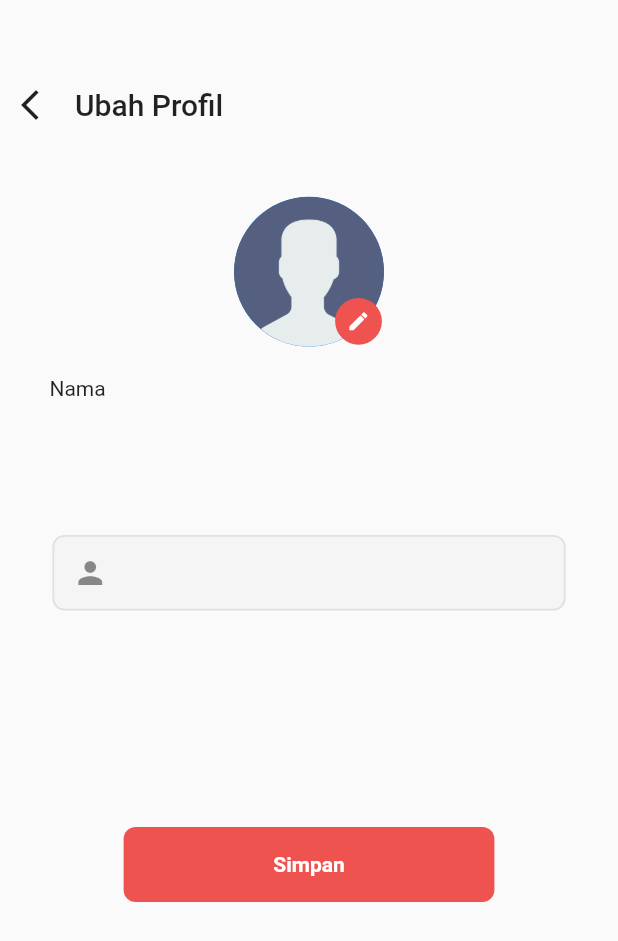
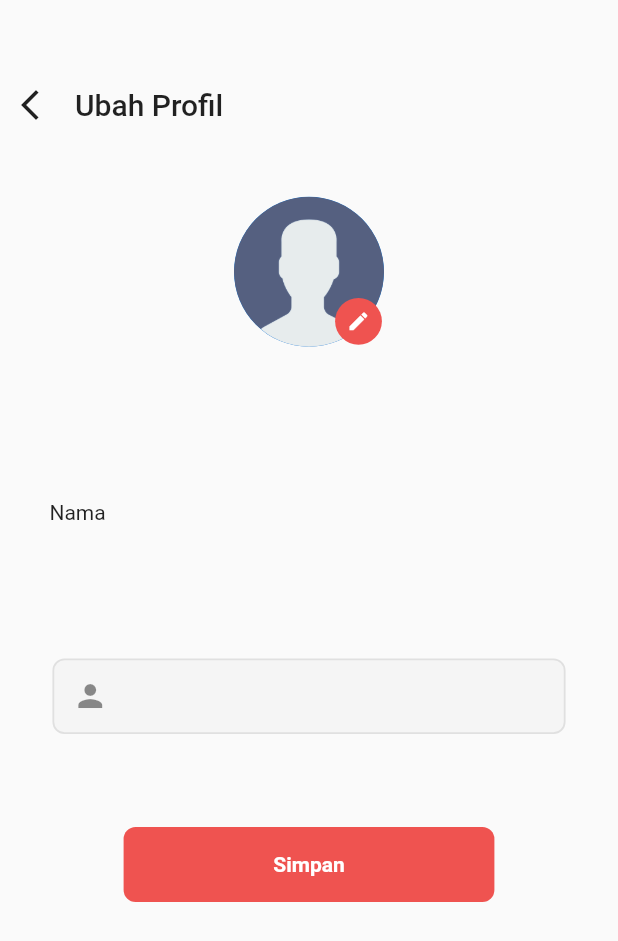
Before and after one commit to MaulanaAkbarF/E-DAMKAR_A2-A3, a Flutter app: the EditProfilePage screen opened directly, on a phone screen of 412 x 824 dp. Shown: the top 941 px of the screen. Run offline on Flutter 3.47's test engine with Material 2 defaults, Android fonts, the phone set to English and light mode, and no system bars; our stand-ins replace awesome_snackbar_content, carousel_slider, flutter_svg, fluttertoast, geocoding, geolocator and 6 more; missing offline and left inert: dart:ffi; accounts and stored records are empty; Roboto replaces fonts that are missing (font/inter_bold.ttf).

Commit message:
Update ubahProfil.dart

```diff
--- a/lib/pages/ubahProfil.dart
+++ b/lib/pages/ubahProfil.dart
@@ -98,7 +98,9 @@ class _EditProfilePageState extends State<EditProfilePage> {
                   ),
                 ),
                 Padding(
-                  padding: EdgeInsets.symmetric(horizontal: paddingHorozontal2),
+                  padding: EdgeInsets.symmetric(
+                      horizontal: paddingHorozontal2,
+                      vertical: paddingHorozontal4),
                   child: Align(
                     alignment: FractionalOffset.topLeft,
                     child: Padding(
@@ -109,8 +111,8 @@ class _EditProfilePageState extends State<EditProfilePage> {
                 ),
                 Padding(
                   padding: EdgeInsets.symmetric(
-                      horizontal: paddingHorozontal2,
-                      vertical: paddingHorozontal4),
+                    horizontal: paddingHorozontal2,
+                  ),
                   child: Align(
                     alignment: FractionalOffset.topLeft,
                     child: Padding(
```
